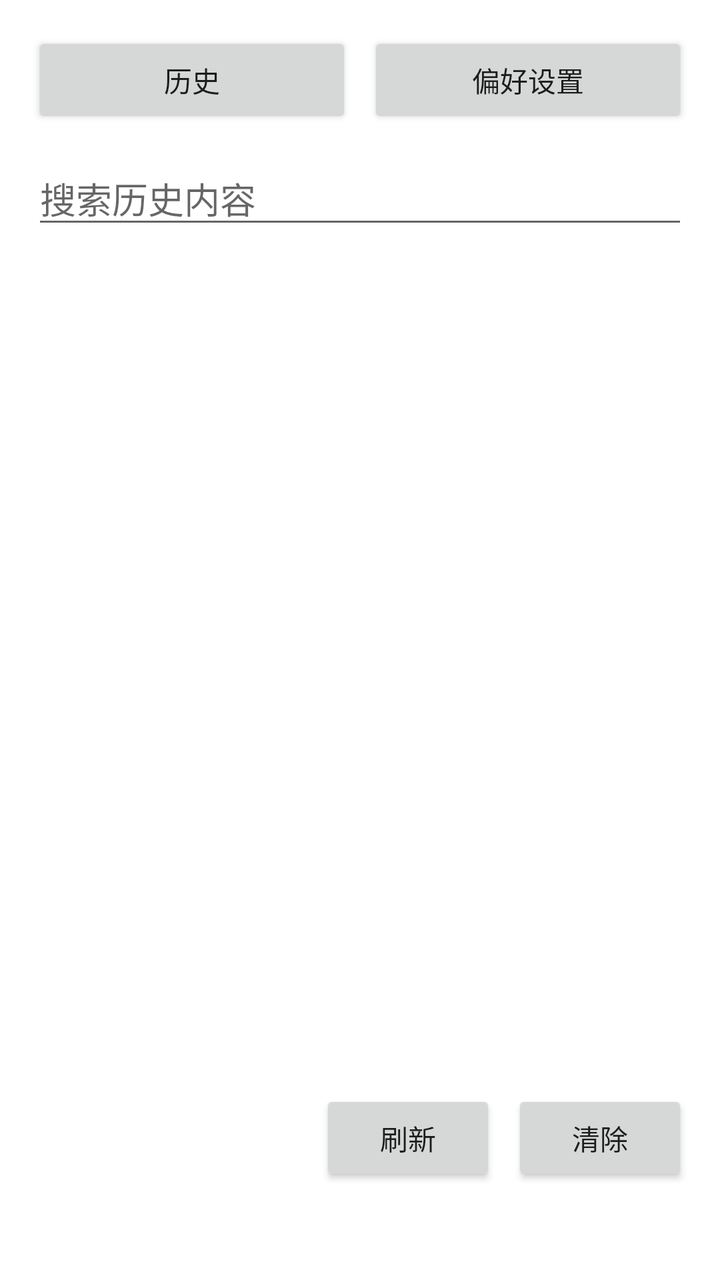
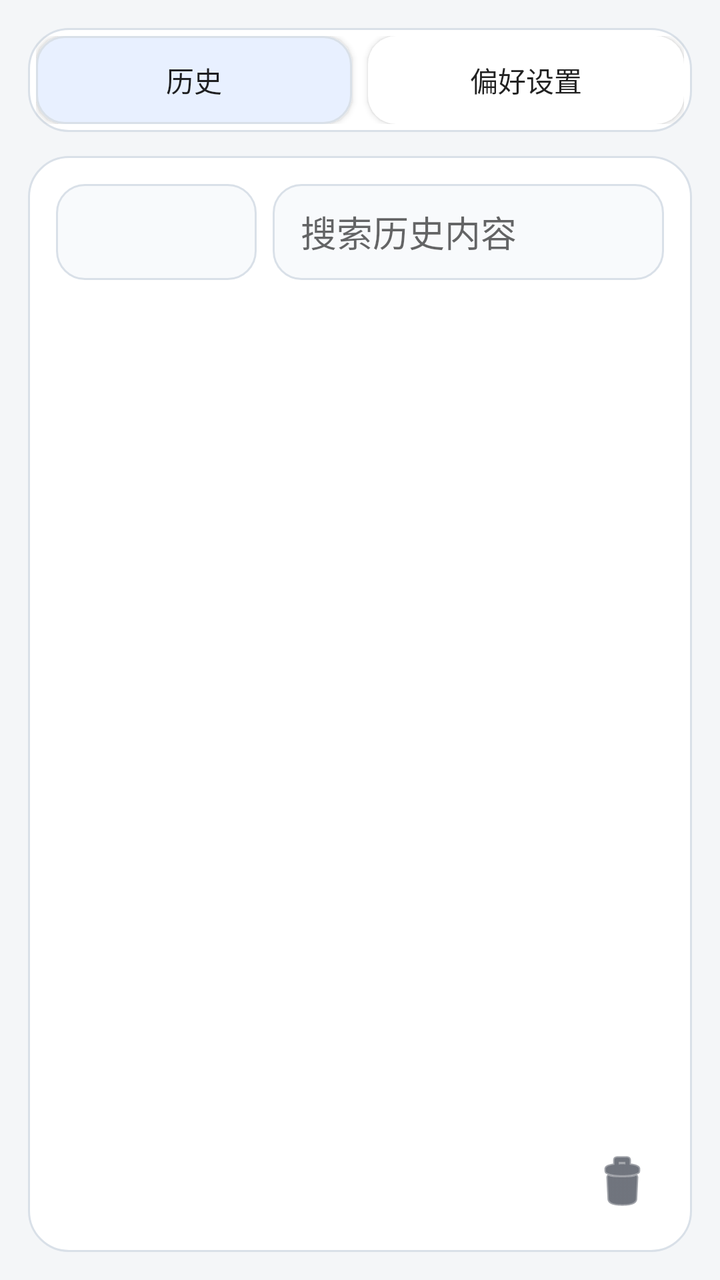

An Android layout rendered at two revisions. The XML below is the earlier revision; the diff shows what the commit changed to produce the second picture.
<!-- AndroidManifest.xml: application theme Theme.ClipLinkAndroid -->
<!-- res/layout/activity_main.xml -->
<?xml version="1.0" encoding="utf-8"?>
<LinearLayout xmlns:android="http://schemas.android.com/apk/res/android"
    android:layout_width="match_parent"
    android:layout_height="match_parent"
    android:orientation="vertical"
    android:padding="16dp">

    <LinearLayout
        android:layout_width="match_parent"
        android:layout_height="wrap_content"
        android:gravity="center_horizontal"
        android:orientation="horizontal">

        <Button
            android:id="@+id/button_history_tab"
            android:layout_width="0dp"
            android:layout_height="wrap_content"
            android:layout_marginEnd="8dp"
            android:layout_weight="1"
            android:text="@string/history_tab" />

        <Button
            android:id="@+id/button_preferences_tab"
            android:layout_width="0dp"
            android:layout_height="wrap_content"
            android:layout_weight="1"
            android:text="@string/preferences_tab" />
    </LinearLayout>

    <LinearLayout
        android:id="@+id/history_container"
        android:layout_width="match_parent"
        android:layout_height="0dp"
        android:layout_marginTop="12dp"
        android:layout_weight="1"
        android:orientation="vertical">

        <EditText
            android:id="@+id/input_search"
            android:layout_width="match_parent"
            android:layout_height="wrap_content"
            android:hint="@string/search_hint"
            android:imeOptions="actionSearch"
            android:inputType="text" />

        <androidx.recyclerview.widget.RecyclerView
            android:id="@+id/history_list"
            android:layout_width="match_parent"
            android:layout_height="0dp"
            android:layout_marginTop="12dp"
            android:layout_weight="1"
            android:clipToPadding="false"
            android:paddingBottom="8dp" />

        <LinearLayout
            android:layout_width="match_parent"
            android:layout_height="wrap_content"
            android:layout_marginTop="8dp"
            android:gravity="end"
            android:orientation="horizontal">

            <Button
                android:id="@+id/button_refresh"
                android:layout_width="wrap_content"
                android:layout_height="wrap_content"
                android:layout_marginEnd="8dp"
                android:text="@string/refresh" />

            <Button
                android:id="@+id/button_clear"
                android:layout_width="wrap_content"
                android:layout_height="wrap_content"
                android:text="@string/clear" />
        </LinearLayout>
    </LinearLayout>

    <ScrollView
        android:id="@+id/preferences_container"
        android:layout_width="match_parent"
        android:layout_height="0dp"
        android:layout_marginTop="12dp"
        android:layout_weight="1"
        android:visibility="gone">

        <LinearLayout
            android:layout_width="match_parent"
            android:layout_height="wrap_content"
            android:orientation="vertical">

            <TextView
                android:layout_width="match_parent"
                android:layout_height="wrap_content"
                android:text="@string/device_name" />

            <EditText
                android:id="@+id/input_device_name"
                android:layout_width="match_parent"
                android:layout_height="wrap_content"
                android:layout_marginTop="4dp"
                android:inputType="textPersonName" />

            <TextView
                android:layout_width="match_parent"
                android:layout_height="wrap_content"
                android:layout_marginTop="12dp"
                android:text="@string/history_limit" />

            <EditText
                android:id="@+id/input_history_limit"
                android:layout_width="match_parent"
                android:layout_height="wrap_content"
                android:layout_marginTop="4dp"
                android:inputType="number" />

            <Switch
                android:id="@+id/switch_share_local_history"
                android:layout_width="match_parent"
                android:layout_height="wrap_content"
                android:layout_marginTop="12dp"
                android:text="@string/share_local_history" />

            <Switch
                android:id="@+id/switch_prefer_remote_latest"
                android:layout_width="match_parent"
                android:layout_height="wrap_content"
                android:layout_marginTop="8dp"
                android:text="@string/prefer_remote_latest" />

            <Switch
                android:id="@+id/switch_discovery_enabled"
                android:layout_width="match_parent"
                android:layout_height="wrap_content"
                android:layout_marginTop="8dp"
                android:text="@string/discovery_enabled" />

            <TextView
                android:layout_width="match_parent"
                android:layout_height="wrap_content"
                android:layout_marginTop="12dp"
                android:text="@string/online_devices" />

            <TextView
                android:id="@+id/text_devices"
                android:layout_width="match_parent"
                android:layout_height="wrap_content"
                android:layout_marginTop="4dp"
                android:background="#12000000"
                android:clickable="true"
                android:focusable="true"
                android:padding="12dp"
                android:text="@string/no_devices_yet" />

            <LinearLayout
                android:layout_width="match_parent"
                android:layout_height="wrap_content"
                android:layout_marginTop="8dp"
                android:gravity="end"
                android:orientation="horizontal">

                <Button
                    android:id="@+id/button_trust_device"
                    android:layout_width="wrap_content"
                    android:layout_height="wrap_content"
                    android:layout_marginEnd="8dp"
                    android:enabled="false"
                    android:text="@string/trust_device" />

                <Button
                    android:id="@+id/button_revoke_device"
                    android:layout_width="wrap_content"
                    android:layout_height="wrap_content"
                    android:enabled="false"
                    android:text="@string/revoke_device" />
            </LinearLayout>

            <Button
                android:id="@+id/button_save_preferences"
                android:layout_width="match_parent"
                android:layout_height="wrap_content"
                android:layout_marginTop="16dp"
                android:text="@string/save_preferences" />
        </LinearLayout>
    </ScrollView>

    <TextView
        android:id="@+id/text_status"
        android:layout_width="match_parent"
        android:layout_height="wrap_content"
        android:layout_marginTop="12dp"
        android:textColor="#5F6368" />

</LinearLayout>
<!-- resources referenced by this layout -->
<resources>
  <string name="clear">清除</string>
  <string name="device_name">设备名称</string>
  <string name="discovery_enabled">启用设备发现</string>
  <string name="history_limit">历史数量上限</string>
  <string name="history_tab">历史</string>
  <string name="no_devices_yet">暂无已连接或已信任设备</string>
  <string name="online_devices">可共享设备</string>
  <string name="prefer_remote_latest">粘贴时优先远端最新记录</string>
  <string name="preferences_tab">偏好设置</string>
  <string name="refresh">刷新</string>
  <string name="revoke_device">移除信任</string>
  <string name="save_preferences">保存偏好设置</string>
  <string name="search_hint">搜索历史内容</string>
  <string name="share_local_history">共享本机剪切板历史</string>
  <string name="trust_device">信任</string>
  <style name="Theme.ClipLinkAndroid" parent="Theme.AppCompat.Light.NoActionBar">
          <item name="android:windowBackground">@color/android_window_background</item>
          <item name="android:statusBarColor">@android:color/white</item>
          <item name="android:navigationBarColor">@android:color/white</item>
          <item name="android:windowLightStatusBar" tools:targetApi="m">true</item>
          <item name="android:windowLightNavigationBar" tools:targetApi="o_mr1">true</item>
      </style>
  <color name="android_window_background">#FFFFFFFF</color>
</resources>

<!-- the commit's change to res/layout/activity_main.xml (unified diff, before → after) -->
@@ -1,192 +1,302 @@
 <?xml version="1.0" encoding="utf-8"?>
-<LinearLayout xmlns:android="http://schemas.android.com/apk/res/android"
+<FrameLayout xmlns:android="http://schemas.android.com/apk/res/android"
     android:layout_width="match_parent"
     android:layout_height="match_parent"
-    android:orientation="vertical"
-    android:padding="16dp">
+    android:background="@color/android_window_background">
 
     <LinearLayout
         android:layout_width="match_parent"
-        android:layout_height="wrap_content"
-        android:gravity="center_horizontal"
-        android:orientation="horizontal">
-
-        <Button
-            android:id="@+id/button_history_tab"
-            android:layout_width="0dp"
-            android:layout_height="wrap_content"
-            android:layout_marginEnd="8dp"
-            android:layout_weight="1"
-            android:text="@string/history_tab" />
-
-        <Button
-            android:id="@+id/button_preferences_tab"
-            android:layout_width="0dp"
-            android:layout_height="wrap_content"
-            android:layout_weight="1"
-            android:text="@string/preferences_tab" />
-    </LinearLayout>
-
-    <LinearLayout
-        android:id="@+id/history_container"
-        android:layout_width="match_parent"
-        android:layout_height="0dp"
-        android:layout_marginTop="12dp"
-        android:layout_weight="1"
-        android:orientation="vertical">
-
-        <EditText
-            android:id="@+id/input_search"
+        android:layout_height="match_parent"
+        android:orientation="vertical"
+        android:padding="14dp">
+
+        <LinearLayout
             android:layout_width="match_parent"
             android:layout_height="wrap_content"
-            android:hint="@string/search_hint"
-            android:imeOptions="actionSearch"
-            android:inputType="text" />
-
-        <androidx.recyclerview.widget.RecyclerView
-            android:id="@+id/history_list"
+            android:background="@drawable/bg_section_surface"
+            android:gravity="center_horizontal"
+            android:orientation="horizontal"
+            android:padding="4dp">
+
+            <Button
+                android:id="@+id/button_history_tab"
+                android:layout_width="0dp"
+                android:layout_height="wrap_content"
+                android:layout_marginEnd="8dp"
+                android:layout_weight="1"
+                android:background="@drawable/bg_tab_selected"
+                android:minHeight="44dp"
+                android:text="@string/history_tab"
+                android:textAllCaps="false" />
+
+            <Button
+                android:id="@+id/button_preferences_tab"
+                android:layout_width="0dp"
+                android:layout_height="wrap_content"
+                android:layout_weight="1"
+                android:background="@drawable/bg_tab_idle"
+                android:minHeight="44dp"
+                android:text="@string/preferences_tab"
+                android:textAllCaps="false" />
+        </LinearLayout>
+
+        <LinearLayout
+            android:id="@+id/history_container"
             android:layout_width="match_parent"
             android:layout_height="0dp"
             android:layout_marginTop="12dp"
             android:layout_weight="1"
-            android:clipToPadding="false"
-            android:paddingBottom="8dp" />
-
-        <LinearLayout
-            android:layout_width="match_parent"
-            android:layout_height="wrap_content"
-            android:layout_marginTop="8dp"
-            android:gravity="end"
-            android:orientation="horizontal">
-
-            <Button
-                android:id="@+id/button_refresh"
-                android:layout_width="wrap_content"
-                android:layout_height="wrap_content"
-                android:layout_marginEnd="8dp"
-                android:text="@string/refresh" />
-
-            <Button
-                android:id="@+id/button_clear"
-                android:layout_width="wrap_content"
-                android:layout_height="wrap_content"
-                android:text="@string/clear" />
-        </LinearLayout>
-    </LinearLayout>
-
-    <ScrollView
-        android:id="@+id/preferences_container"
-        android:layout_width="match_parent"
-        android:layout_height="0dp"
-        android:layout_marginTop="12dp"
-        android:layout_weight="1"
-        android:visibility="gone">
-
-        <LinearLayout
-            android:layout_width="match_parent"
-            android:layout_height="wrap_content"
-            android:orientation="vertical">
-
-            <TextView
-                android:layout_width="match_parent"
-                android:layout_height="wrap_content"
-                android:text="@string/device_name" />
-
-            <EditText
-                android:id="@+id/input_device_name"
-                android:layout_width="match_parent"
-                android:layout_height="wrap_content"
-                android:layout_marginTop="4dp"
-                android:inputType="textPersonName" />
-
-            <TextView
-                android:layout_width="match_parent"
-                android:layout_height="wrap_content"
-                android:layout_marginTop="12dp"
-                android:text="@string/history_limit" />
-
-            <EditText
-                android:id="@+id/input_history_limit"
-                android:layout_width="match_parent"
-                android:layout_height="wrap_content"
-                android:layout_marginTop="4dp"
-                android:inputType="number" />
-
-            <Switch
-                android:id="@+id/switch_share_local_history"
-                android:layout_width="match_parent"
-                android:layout_height="wrap_content"
-                android:layout_marginTop="12dp"
-                android:text="@string/share_local_history" />
-
-            <Switch
-                android:id="@+id/switch_prefer_remote_latest"
-                android:layout_width="match_parent"
-                android:layout_height="wrap_content"
-                android:layout_marginTop="8dp"
-                android:text="@string/prefer_remote_latest" />
-
-            <Switch
-                android:id="@+id/switch_discovery_enabled"
-                android:layout_width="match_parent"
-                android:layout_height="wrap_content"
-                android:layout_marginTop="8dp"
-                android:text="@string/discovery_enabled" />
-
-            <TextView
-                android:layout_width="match_parent"
-                android:layout_height="wrap_content"
-                android:layout_marginTop="12dp"
-                android:text="@string/online_devices" />
-
-            <TextView
-                android:id="@+id/text_devices"
-                android:layout_width="match_parent"
-                android:layout_height="wrap_content"
-                android:layout_marginTop="4dp"
-                android:background="#12000000"
-                android:clickable="true"
-                android:focusable="true"
-                android:padding="12dp"
-                android:text="@string/no_devices_yet" />
+            android:background="@drawable/bg_section_surface"
+            android:orientation="vertical"
+            android:padding="14dp">
 
             <LinearLayout
                 android:layout_width="match_parent"
                 android:layout_height="wrap_content"
-                android:layout_marginTop="8dp"
+                android:gravity="center_vertical"
+                android:orientation="horizontal">
+
+                <Spinner
+                    android:id="@+id/spinner_history_scope"
+                    android:layout_width="0dp"
+                    android:layout_height="48dp"
+                    android:layout_marginEnd="8dp"
+                    android:layout_weight="0.34"
+                    android:background="@drawable/bg_search_field"
+                    android:gravity="center_vertical"
+                    android:minHeight="48dp"
+                    android:minWidth="112dp" />
+
+                <EditText
+                    android:id="@+id/input_search"
+                    android:layout_width="0dp"
+                    android:layout_height="wrap_content"
+                    android:layout_weight="0.66"
+                    android:background="@drawable/bg_search_field"
+                    android:hint="@string/search_hint"
+                    android:imeOptions="actionSearch"
+                    android:inputType="text"
+                    android:minHeight="48dp"
+                    android:paddingHorizontal="14dp"
+                    android:paddingVertical="10dp" />
+            </LinearLayout>
+
+            <androidx.recyclerview.widget.RecyclerView
+                android:id="@+id/history_list"
+                android:layout_width="match_parent"
+                android:layout_height="0dp"
+                android:layout_marginTop="10dp"
+                android:layout_weight="1"
+                android:clipToPadding="false"
+                android:paddingTop="2dp"
+                android:paddingBottom="6dp" />
+
+            <LinearLayout
+                android:layout_width="match_parent"
+                android:layout_height="wrap_content"
+                android:layout_marginTop="10dp"
                 android:gravity="end"
                 android:orientation="horizontal">
 
+                <ImageButton
+                    android:id="@+id/button_clear"
+                    android:layout_width="42dp"
+                    android:layout_height="42dp"
+                    android:background="?attr/selectableItemBackgroundBorderless"
+                    android:contentDescription="@string/clear_history_content_description"
+                    android:minWidth="0dp"
+                    android:minHeight="0dp"
+                    android:padding="9dp"
+                    android:src="@android:drawable/ic_menu_delete"
+                    android:tint="@color/color_text_primary" />
+            </LinearLayout>
+        </LinearLayout>
+
+        <ScrollView
+            android:id="@+id/preferences_container"
+            android:layout_width="match_parent"
+            android:layout_height="0dp"
+            android:layout_marginTop="12dp"
+            android:layout_weight="1"
+            android:fillViewport="true"
+            android:visibility="gone">
+
+            <LinearLayout
+                android:layout_width="match_parent"
+                android:layout_height="wrap_content"
+                android:background="@drawable/bg_section_surface"
+                android:orientation="vertical"
+                android:padding="14dp">
+
+                <TextView
+                    android:layout_width="match_parent"
+                    android:layout_height="wrap_content"
+                    android:text="@string/device_name" />
+
+                <EditText
+                    android:id="@+id/input_device_name"
+                    android:layout_width="match_parent"
+                    android:layout_height="wrap_content"
+                    android:layout_marginTop="4dp"
+                    android:inputType="textPersonName" />
+
+                <TextView
+                    android:layout_width="match_parent"
+                    android:layout_height="wrap_content"
+                    android:layout_marginTop="12dp"
+                    android:text="@string/history_limit" />
+
+                <EditText
+                    android:id="@+id/input_history_limit"
+                    android:layout_width="match_parent"
+                    android:layout_height="wrap_content"
+                    android:layout_marginTop="4dp"
+                    android:inputType="number" />
+
+                <Switch
+                    android:id="@+id/switch_share_local_history"
+                    android:layout_width="match_parent"
+                    android:layout_height="wrap_content"
+                    android:layout_marginTop="12dp"
+                    android:text="@string/share_local_history" />
+
+                <Switch
+                    android:id="@+id/switch_prefer_remote_latest"
+                    android:layout_width="match_parent"
+                    android:layout_height="wrap_content"
+                    android:layout_marginTop="8dp"
+                    android:text="@string/prefer_remote_latest" />
+
+                <Switch
+                    android:id="@+id/switch_discovery_enabled"
+                    android:layout_width="match_parent"
+                    android:layout_height="wrap_content"
+                    android:layout_marginTop="8dp"
+                    android:text="@string/discovery_enabled" />
+
+                <TextView
+                    android:layout_width="match_parent"
+                    android:layout_height="wrap_content"
+                    android:layout_marginTop="12dp"
+                    android:text="@string/online_devices" />
+
+                <androidx.recyclerview.widget.RecyclerView
+                    android:id="@+id/list_devices"
+                    android:layout_width="match_parent"
+                    android:layout_height="wrap_content"
+                    android:layout_marginTop="4dp"
+                    android:background="@drawable/bg_search_field"
+                    android:clipToPadding="false"
+                    android:maxHeight="240dp"
+                    android:nestedScrollingEnabled="false"
+                    android:padding="8dp" />
+
+                <TextView
+                    android:id="@+id/text_devices_empty"
+                    android:layout_width="match_parent"
+                    android:layout_height="wrap_content"
+                    android:layout_marginTop="4dp"
+                    android:background="@drawable/bg_search_field"
+                    android:padding="12dp"
+                    android:text="@string/no_devices_yet"
+                    android:textColor="@color/color_text_secondary"
+                    android:visibility="gone" />
+
                 <Button
-                    android:id="@+id/button_trust_device"
-                    android:layout_width="wrap_content"
-                    android:layout_height="wrap_content"
-                    android:layout_marginEnd="8dp"
-                    android:enabled="false"
-                    android:text="@string/trust_device" />
-
-                <Button
-                    android:id="@+id/button_revoke_device"
-                    android:layout_width="wrap_content"
-                    android:layout_height="wrap_content"
-                    android:enabled="false"
-                    android:text="@string/revoke_device" />
+                    android:id="@+id/button_save_preferences"
+                    android:layout_width="match_parent"
+                    android:layout_height="wrap_content"
+                    android:layout_marginTop="16dp"
+                    android:backgroundTint="@color/color_action_primary"
+                    android:minHeight="46dp"
+                    android:text="@string/save_preferences"
+                    android:textAllCaps="false" />
             </LinearLayout>
-
-            <Button
-                android:id="@+id/button_save_preferences"
-                android:layout_width="match_parent"
-                android:layout_height="wrap_content"
-                android:layout_marginTop="16dp"
-                android:text="@string/save_preferences" />
+        </ScrollView>
+
+    </LinearLayout>
+
+    <LinearLayout
+        android:id="@+id/transfer_overlay_container"
+        android:layout_width="wrap_content"
+        android:layout_height="wrap_content"
+        android:layout_gravity="bottom|start"
+        android:layout_marginStart="16dp"
+        android:layout_marginBottom="18dp"
+        android:orientation="vertical">
+
+        <LinearLayout
+            android:id="@+id/transfer_popup_card"
+            android:layout_width="324dp"
+            android:layout_height="wrap_content"
+            android:layout_marginBottom="10dp"
+            android:background="@drawable/bg_transfer_panel"
+            android:elevation="6dp"
+            android:orientation="vertical"
+            android:padding="12dp"
+            android:visibility="gone">
+
+            <LinearLayout
+                android:id="@+id/transfer_current_section"
+                android:layout_width="match_parent"
+                android:layout_height="wrap_content"
+                android:orientation="vertical">
+
+                <TextView
+                    android:id="@+id/text_transfer_popup_file"
+                    android:layout_width="match_parent"
+                    android:layout_height="wrap_content"
+                    android:maxLines="2"
+                    android:textColor="@color/color_text_primary" />
+
+                <TextView
+                    android:id="@+id/text_transfer_popup_progress"
+                    android:layout_width="match_parent"
+                    android:layout_height="wrap_content"
+                    android:layout_marginTop="6dp"
+                    android:textColor="@color/color_text_secondary" />
+
+                <ProgressBar
+                    android:id="@+id/progress_transfer_popup"
+                    style="?android:attr/progressBarStyleHorizontal"
+                    android:layout_width="match_parent"
+                    android:layout_height="wrap_content"
+                    android:layout_marginTop="8dp"
+                    android:max="1000"
+                    android:progress="0" />
+
+                <TextView
+                    android:id="@+id/text_transfer_popup_source"
+                    android:layout_width="match_parent"
+                    android:layout_height="wrap_content"
+                    android:layout_marginTop="8dp"
+                    android:textColor="@color/color_text_secondary" />
+
+            </LinearLayout>
+
+            <androidx.recyclerview.widget.RecyclerView
+                android:id="@+id/list_transfer_history"
+                android:layout_width="match_parent"
+                android:layout_height="wrap_content"
+                android:layout_marginTop="8dp"
+                android:maxHeight="220dp"
+                android:nestedScrollingEnabled="true"
+                android:visibility="gone" />
         </LinearLayout>
-    </ScrollView>
-
-    <TextView
-        android:id="@+id/text_status"
-        android:layout_width="match_parent"
-        android:layout_height="wrap_content"
-        android:layout_marginTop="12dp"
-        android:textColor="#5F6368" />
-
-</LinearLayout>
+
+        <ImageButton
+            android:id="@+id/button_transfer_fab"
+            android:layout_width="52dp"
+            android:layout_height="52dp"
+            android:background="@drawable/bg_transfer_fab"
+            android:clickable="true"
+            android:contentDescription="@string/history_transfer_button_content_description"
+            android:elevation="6dp"
+            android:focusable="true"
+            android:padding="12dp"
+            android:scaleType="centerInside"
+            android:src="@android:drawable/stat_sys_download_done"
+            android:visibility="gone" />
+    </LinearLayout>
+
+</FrameLayout>
<!-- resource entries referenced after the edit -->
@@ -1,27 +1,75 @@
 <!-- resources referenced by this layout -->
 <resources>
-  <string name="clear">清除</string>
+  <color name="android_window_background">#F4F6F8</color>
+  <color name="color_action_primary">#E8F0FF</color>
+  <color name="color_text_primary">#111827</color>
+  <color name="color_text_secondary">#5B6472</color>
+  <!-- drawable bg_search_field (drawable) -->
+  <?xml version="1.0" encoding="utf-8"?>
+  <shape xmlns:android="http://schemas.android.com/apk/res/android" android:shape="rectangle">
+      <solid android:color="@color/color_surface_alt" />
+      <stroke
+          android:width="1dp"
+          android:color="@color/color_stroke" />
+      <corners android:radius="14dp" />
+  </shape>
+  <!-- drawable bg_section_surface (drawable) -->
+  <?xml version="1.0" encoding="utf-8"?>
+  <shape xmlns:android="http://schemas.android.com/apk/res/android" android:shape="rectangle">
+      <solid android:color="@color/color_surface" />
+      <stroke
+          android:width="1dp"
+          android:color="@color/color_stroke" />
+      <corners android:radius="20dp" />
+  </shape>
+  <!-- drawable bg_tab_idle (drawable) -->
+  <?xml version="1.0" encoding="utf-8"?>
+  <shape xmlns:android="http://schemas.android.com/apk/res/android" android:shape="rectangle">
+      <solid android:color="@color/color_surface" />
+      <corners android:radius="14dp" />
+  </shape>
+  <!-- drawable bg_tab_selected (drawable) -->
+  <?xml version="1.0" encoding="utf-8"?>
+  <shape xmlns:android="http://schemas.android.com/apk/res/android" android:shape="rectangle">
+      <solid android:color="@color/color_action_primary" />
+      <stroke
+          android:width="1dp"
+          android:color="@color/color_stroke" />
+      <corners android:radius="14dp" />
+  </shape>
+  <!-- drawable bg_transfer_panel (drawable) -->
+  <?xml version="1.0" encoding="utf-8"?>
+  <shape xmlns:android="http://schemas.android.com/apk/res/android"
+      android:shape="rectangle">
+      <solid android:color="@color/color_surface" />
+      <corners android:radius="16dp" />
+      <stroke
+          android:width="1dp"
+          android:color="@color/color_stroke" />
+  </shape>
+  <string name="clear_history_content_description">清除历史记录</string>
   <string name="device_name">设备名称</string>
   <string name="discovery_enabled">启用设备发现</string>
   <string name="history_limit">历史数量上限</string>
   <string name="history_tab">历史</string>
+  <string name="history_transfer_button_content_description">下载面板</string>
   <string name="no_devices_yet">暂无已连接或已信任设备</string>
   <string name="online_devices">可共享设备</string>
   <string name="prefer_remote_latest">粘贴时优先远端最新记录</string>
   <string name="preferences_tab">偏好设置</string>
-  <string name="refresh">刷新</string>
-  <string name="revoke_device">移除信任</string>
   <string name="save_preferences">保存偏好设置</string>
   <string name="search_hint">搜索历史内容</string>
   <string name="share_local_history">共享本机剪切板历史</string>
-  <string name="trust_device">信任</string>
   <style name="Theme.ClipLinkAndroid" parent="Theme.AppCompat.Light.NoActionBar">
           <item name="android:windowBackground">@color/android_window_background</item>
-          <item name="android:statusBarColor">@android:color/white</item>
-          <item name="android:navigationBarColor">@android:color/white</item>
+          <item name="android:statusBarColor">@color/android_window_background</item>
+          <item name="android:navigationBarColor">@color/android_window_background</item>
           <item name="android:windowLightStatusBar" tools:targetApi="m">true</item>
           <item name="android:windowLightNavigationBar" tools:targetApi="o_mr1">true</item>
       </style>
-  <color name="android_window_background">#FFFFFFFF</color>
+  <color name="color_surface_alt">#F8FAFC</color>
+  <color name="color_stroke">#D9E0E8</color>
+  <color name="color_surface">#FFFFFFFF</color>
+  <color name="color_action_secondary">#EEF2F6</color>
 </resources>
 
